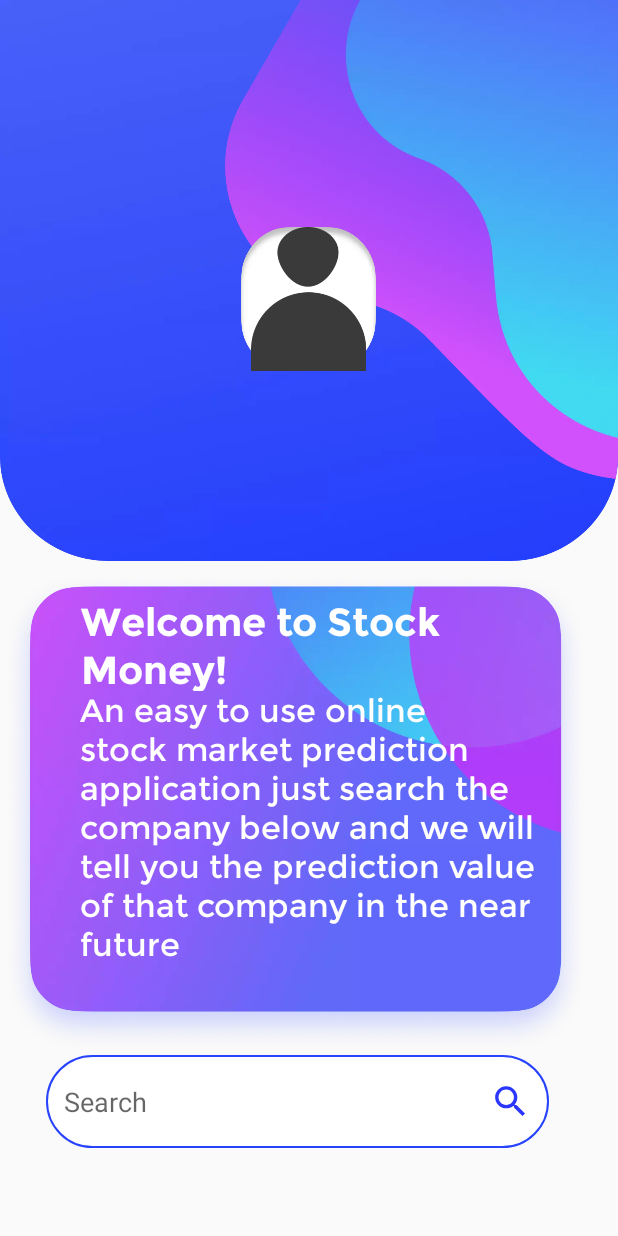
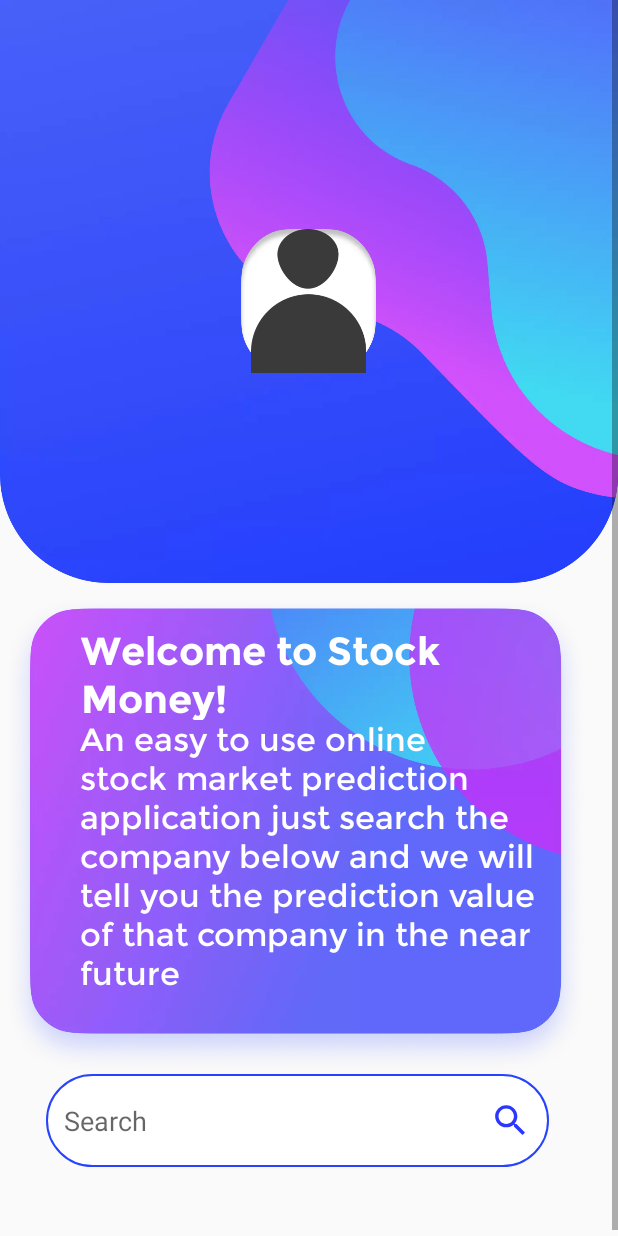
Before and after one commit to avi-vivek/StockMoney, an Android app: the Guest screen opened directly, with no data from a screen before it, on a phone screen of 412 x 824 dp. Run offline under Robolectric (Android 15) with nearby library versions, the phone set to English and light mode, and no system bars.

```diff
--- a/app/src/main/res/layout/activity_guest.xml
+++ b/app/src/main/res/layout/activity_guest.xml
@@ -17,13 +17,15 @@
         <ImageView
             android:id="@+id/guestBanner"
             android:layout_width="match_parent"
-            android:layout_height="374dp"
+            android:layout_height="wrap_content"
             android:adjustViewBounds="true"
             android:background="@drawable/rectangle"
+
             android:contentDescription="@string/guestpage"
             android:scaleType="fitEnd"
             android:src="@drawable/maskgroup"
             app:layout_constraintEnd_toEndOf="parent"
+            app:layout_constraintHorizontal_bias="0.0"
             app:layout_constraintStart_toStartOf="parent"
             app:layout_constraintTop_toTopOf="parent" />
 
@@ -63,6 +65,7 @@
             android:layout_width="326dp"
             android:layout_height="62dp"
             android:layout_marginStart="17dp"
+            android:layout_marginTop="29dp"
             android:layout_marginEnd="16dp"
             android:fontFamily="@font/montserratbold"
             android:paddingStart="10dp"
@@ -70,12 +73,10 @@
             android:textColor="@color/white"
             android:textSize="26sp"
             android:textStyle="normal"
-            app:layout_constraintBottom_toTopOf="@+id/briefStockMoney"
             app:layout_constraintEnd_toEndOf="parent"
-            app:layout_constraintHorizontal_bias="0.5"
             app:layout_constraintStart_toStartOf="parent"
-            app:layout_constraintTop_toBottomOf="@+id/textBackground"
-            tools:ignore="RtlSymmetry" />
+            app:layout_constraintTop_toBottomOf="@+id/guestBanner"
+            tools:ignore="MissingConstraints,RtlSymmetry" />
 
         <TextView
             android:id="@+id/briefStockMoney"
@@ -83,18 +84,19 @@
             android:layout_height="180dp"
             android:layout_marginStart="16dp"
             android:layout_marginEnd="16dp"
-            android:layout_marginBottom="44dp"
+            android:layout_marginBottom="16dp"
             android:fontFamily="@font/montserratregular"
             android:paddingStart="10dp"
             android:text="@string/an_easy_to_use_online_stock_market_prediction_application_just_search_the_company_below_and_we_will_tell_you_the_prediction_value_of_that_company_in_the_near_future"
             android:textColor="@color/white"
             android:textSize="21sp"
             android:textStyle="normal"
-            app:layout_constraintBottom_toTopOf="@+id/textBackground"
+            app:layout_constraintBottom_toTopOf="@+id/searchBarOfGuest"
             app:layout_constraintEnd_toEndOf="parent"
-            app:layout_constraintHorizontal_bias="0.5"
+            app:layout_constraintHorizontal_bias="0.509"
             app:layout_constraintStart_toStartOf="parent"
             app:layout_constraintTop_toBottomOf="@+id/textStockMoney"
+            app:layout_constraintVertical_bias="0.0"
             tools:ignore="RtlSymmetry" />
 
         <EditText
```
